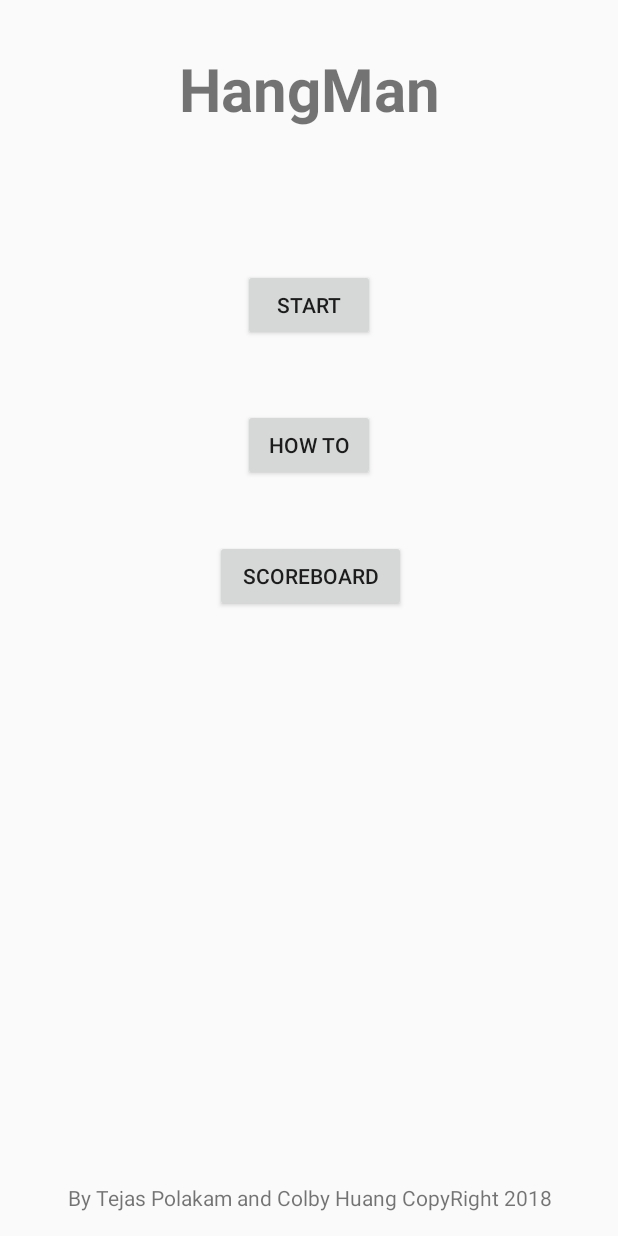
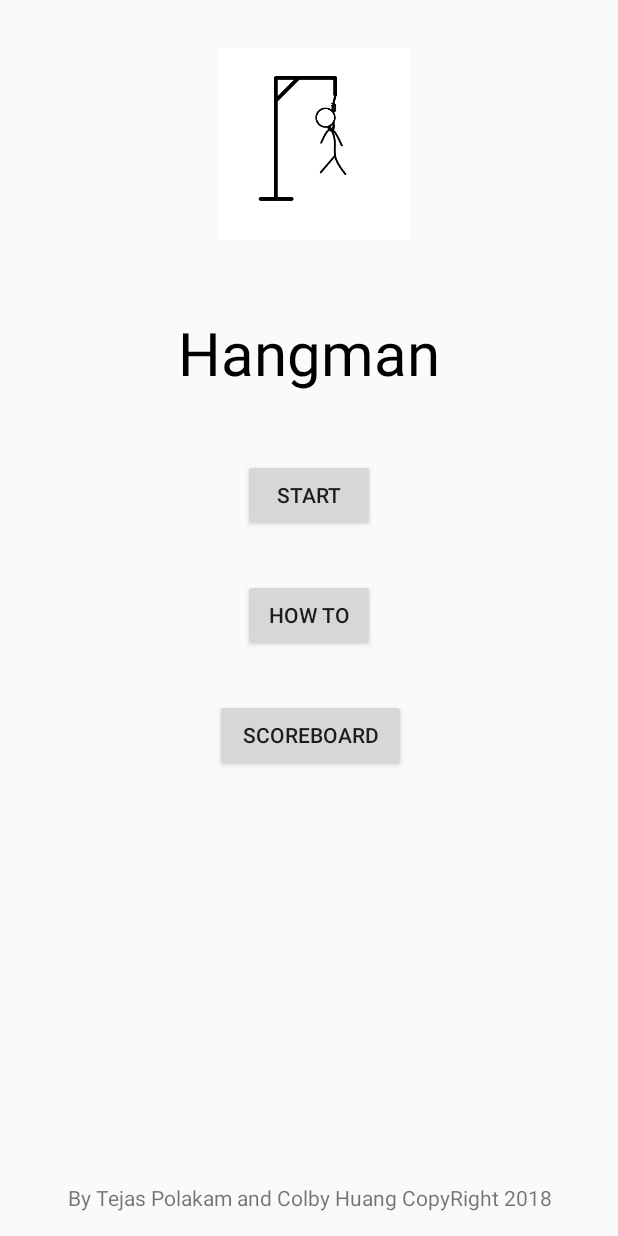
Before and after one commit to tejas-polakam/CS125Project, an Android app: the screen it shows after launch (HomePage), on a phone screen of 412 x 824 dp. Run offline under Robolectric (Android 15) with nearby library versions, the phone set to English and light mode, and no system bars.

Commit message:
stylized home page

```diff
--- a/app/build.gradle
+++ b/app/build.gradle
@@ -23,7 +23,8 @@ dependencies {
     implementation 'com.android.support:appcompat-v7:28.0.0'
     implementation 'com.android.support:design:28.0.0'
     implementation 'com.android.support.constraint:constraint-layout:1.1.3'
-    implementation 'com.android.support:wear:28.0.0'
+//    implementation 'com.android.support:wear:28.0.0'
+    implementation 'pl.droidsonroids.gif:android-gif-drawable:1.2.16'
     testImplementation 'junit:junit:4.12'
     androidTestImplementation 'com.android.support.test:runner:1.0.2'
     androidTestImplementation 'com.android.support.test.espresso:espresso-core:3.0.2'
--- a/app/src/main/AndroidManifest.xml
+++ b/app/src/main/AndroidManifest.xml
@@ -43,7 +43,7 @@
                 <category android:name="android.intent.category.DEFAULT" />
             </intent-filter>
         </activity>
-        <activity android:name=".Game"></activity>
+        <activity android:name=".Game" />
     </application>
 
 </manifest>
--- a/app/src/main/java/hangman/cs125project/HomePage.java
+++ b/app/src/main/java/hangman/cs125project/HomePage.java
@@ -5,6 +5,8 @@ import android.os.Bundle;
 import android.support.v7.app.AppCompatActivity;
 import android.view.View;
 import android.widget.*;
+import android.graphics.drawable.Drawable;
+import android.graphics.drawable.AnimatedImageDrawable;
 
 
 public class HomePage extends AppCompatActivity {
--- a/app/src/main/res/layout/activity_home_page.xml
+++ b/app/src/main/res/layout/activity_home_page.xml
@@ -4,27 +4,41 @@
     xmlns:tools="http://schemas.android.com/tools"
     android:layout_width="match_parent"
     android:layout_height="match_parent"
-    tools:context=".HomePage">
+    tools:context=".HomePage"
+    tools:ignore="ExtraText">
+
+    <pl.droidsonroids.gif.GifImageView
+        android:id="@+id/gifImageView"
+        android:layout_width="128dp"
+        android:layout_height="128dp"
+        android:layout_marginStart="16dp"
+        android:layout_marginTop="32dp"
+        android:layout_marginEnd="8dp"
+        android:src="@drawable/untitled"
+        app:layout_constraintEnd_toEndOf="parent"
+        app:layout_constraintStart_toStartOf="parent"
+        app:layout_constraintTop_toTopOf="parent" />
 
     <TextView
         android:id="@+id/HangMan"
         android:layout_width="0dp"
         android:layout_height="66dp"
-        android:layout_marginTop="32dp"
-        android:text="HangMan"
+        android:layout_marginTop="48dp"
+        android:text="Hangman"
         android:textAlignment="center"
+        android:textColor="@android:color/black"
         android:textSize="40sp"
-        android:textStyle="bold"
         app:layout_constraintEnd_toEndOf="parent"
+        app:layout_constraintHorizontal_bias="0.0"
         app:layout_constraintStart_toStartOf="parent"
-        app:layout_constraintTop_toTopOf="parent" />
+        app:layout_constraintTop_toBottomOf="@+id/gifImageView" />
 
     <Button
         android:id="@+id/startButton"
         android:layout_width="wrap_content"
         android:layout_height="wrap_content"
         android:layout_marginStart="148dp"
-        android:layout_marginTop="81dp"
+        android:layout_marginTop="32dp"
         android:layout_marginEnd="148dp"
         android:text="Start"
         app:layout_constraintEnd_toEndOf="parent"
@@ -36,7 +50,7 @@
         android:layout_width="wrap_content"
         android:layout_height="wrap_content"
         android:layout_marginStart="148dp"
-        android:layout_marginTop="45dp"
+        android:layout_marginTop="32dp"
         android:layout_marginEnd="148dp"
         android:layout_marginBottom="39dp"
         android:text="How To"
@@ -51,7 +65,7 @@
         android:layout_width="127dp"
         android:layout_height="wrap_content"
         android:layout_marginStart="129dp"
-        android:layout_marginTop="39dp"
+        android:layout_marginTop="32dp"
         android:layout_marginEnd="128dp"
         android:text="ScoreBoard"
         android:textAlignment="center"
--- a/app/src/main/res/values/strings.xml
+++ b/app/src/main/res/values/strings.xml
@@ -115,4 +115,5 @@
     </string>
     <string name="action_settings">Settings</string>
     <string name="title_activity_start_page">StartPage</string>
+    <string name="title_activity_movietest">movietest</string>
 </resources>
--- a/build.gradle
+++ b/build.gradle
@@ -5,6 +5,7 @@ buildscript {
     repositories {
         google()
         jcenter()
+        mavenCentral()
     }
     dependencies {
         classpath 'com.android.tools.build:gradle:3.2.1'
@@ -19,6 +20,7 @@ allprojects {
     repositories {
         google()
         jcenter()
+        mavenCentral()
     }
 }
 
```
Also changed, not shown: app/src/main/res/drawable/hangman_01.png (added), app/src/main/res/drawable/untitled.gif (added).
